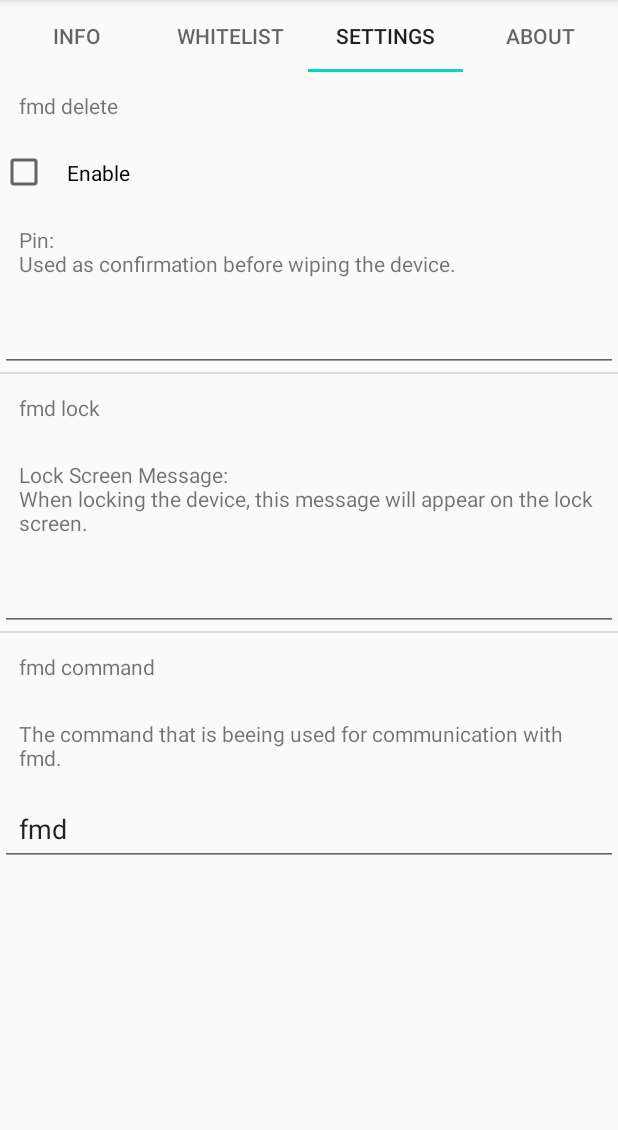
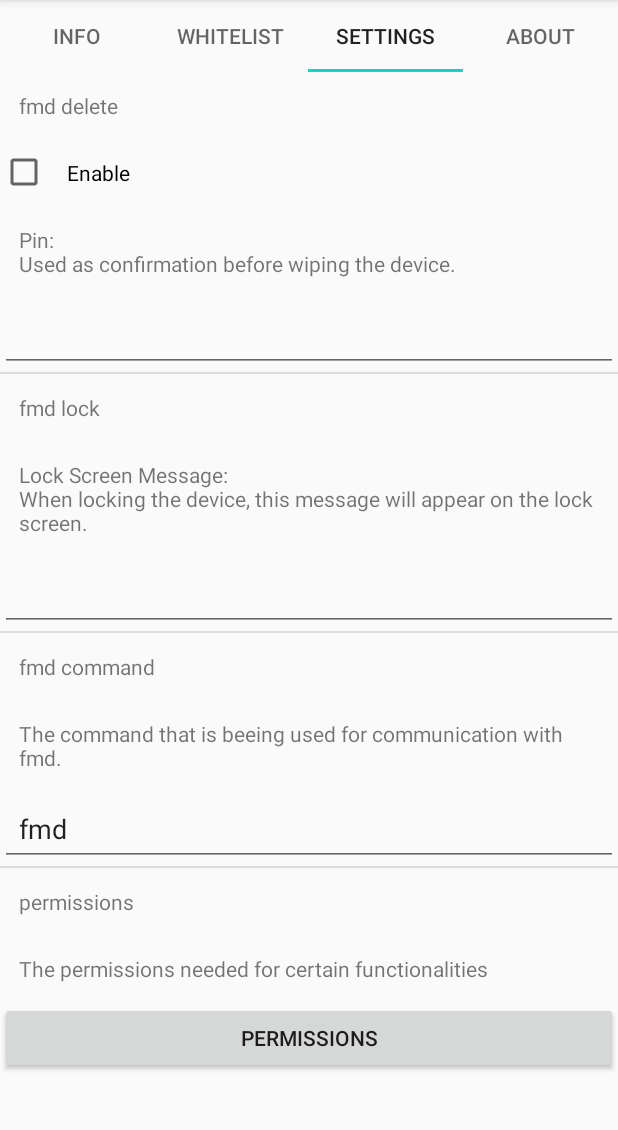
Before and after one commit to xfarrow/FindMyDevice, an Android app: the MainActivity screen opened directly, with no data from a screen before it, tab 3 chosen, on a phone screen of 412 x 824 dp, the part 84-1214 px from its top. Run offline under Robolectric (Android 15) with nearby library versions, the phone set to English and light mode, and no system bars.

Commit message:
UI now shows the activated Functionalities.

```diff
--- a/app/src/main/java/de/nulide/findmydevice/MainActivity.java
+++ b/app/src/main/java/de/nulide/findmydevice/MainActivity.java
@@ -58,6 +58,7 @@ public class MainActivity extends AppCompatActivity implements View.OnClickListe
     private EditText editTextPin;
     private EditText editTextLockScreenMessage;
     private EditText editTextFmdCommand;
+    private Button buttonPermission;
 
     private WhiteList whiteList;
     private Settings settings;
@@ -104,6 +105,7 @@ public class MainActivity extends AppCompatActivity implements View.OnClickListe
         editTextLockScreenMessage = findViewById(R.id.editTextTextLockScreenMessage);
         editTextPin = findViewById(R.id.editTextPin);
         editTextFmdCommand = findViewById(R.id.editTextFmdCommand);
+        buttonPermission = findViewById(R.id.buttonPermissions);
 
         textViewCORE = findViewById(R.id.textViewCORE);
         textViewGPS = findViewById(R.id.textViewGPS);
@@ -133,6 +135,7 @@ public class MainActivity extends AppCompatActivity implements View.OnClickListe
         editTextPin.addTextChangedListener(this);
         editTextFmdCommand.setText(settings.getFmdCommand());
         editTextFmdCommand.addTextChangedListener(this);
+        buttonPermission.setOnClickListener(this);
 
         if(Permission.CORE){
             textViewCORE.setText("enabled");
@@ -167,9 +170,13 @@ public class MainActivity extends AppCompatActivity implements View.OnClickListe
 
     @Override
     public void onClick(View v) {
-        Intent intent = new Intent(Intent.ACTION_PICK, ContactsContract.Contacts.CONTENT_URI);
-        startActivityForResult(intent, 1);
-
+        if(v == buttonAddContact) {
+            Intent intent = new Intent(Intent.ACTION_PICK, ContactsContract.Contacts.CONTENT_URI);
+            startActivityForResult(intent, 1);
+        }else if(v == buttonPermission){
+            Intent permissionIntent = new Intent(this, PermissionsActivity.class);
+            startActivity(permissionIntent);
+        }
     }
 
     @Override
--- a/app/src/main/res/layout/main_settings_layout.xml
+++ b/app/src/main/res/layout/main_settings_layout.xml
@@ -91,6 +91,30 @@
                 android:padding="2mm"
                 android:text="fmd" />
 
+            <View
+                android:layout_width="match_parent"
+                android:layout_height="1dp"
+                android:background="?android:attr/listDivider" />
+
+            <TextView
+                android:layout_width="match_parent"
+                android:layout_height="wrap_content"
+                android:padding="2mm"
+                android:text="permissions" />
+
+            <TextView
+                android:layout_width="match_parent"
+                android:layout_height="wrap_content"
+                android:padding="2mm"
+                android:text="The permissions needed for certain functionalities" />
+
+            <Button
+                android:id="@+id/buttonPermissions"
+                android:layout_width="match_parent"
+                android:layout_height="wrap_content"
+                android:padding="2mm"
+                android:text="Permissions" />
+
         </LinearLayout>
 
     </ScrollView>
```
